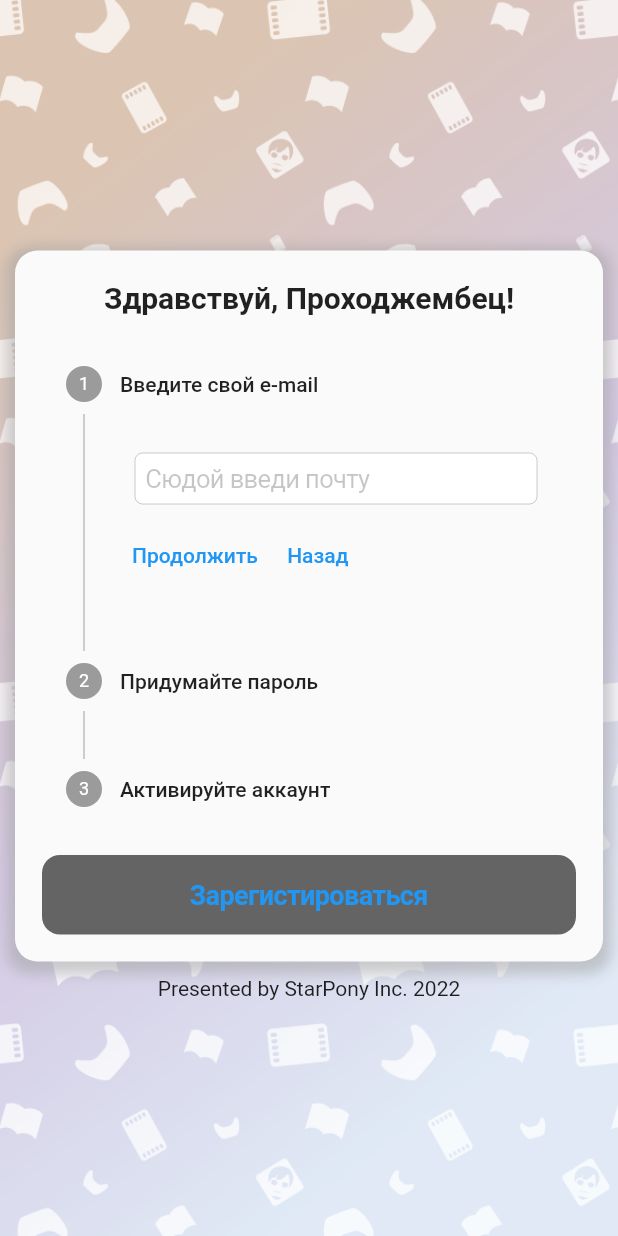
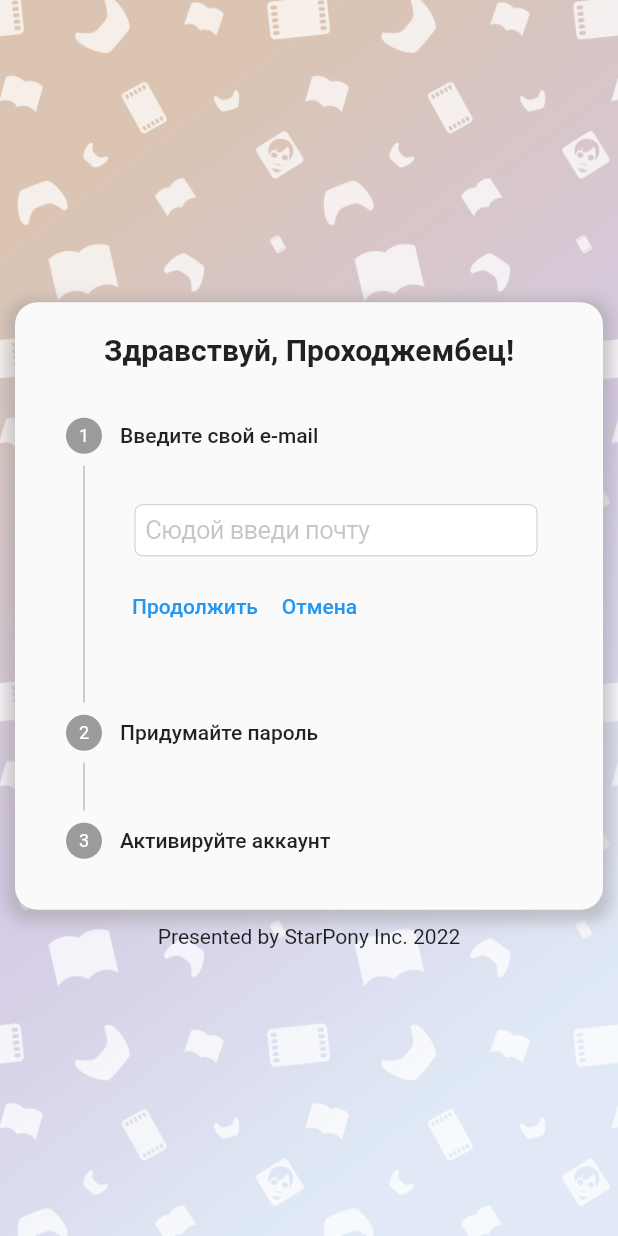
Before and after one commit to Hv4nnadal/prohojemba-mobile-client, a Flutter app: the Register screen opened directly, on a phone screen of 412 x 824 dp. Run offline on Flutter 3.47's test engine with Material 2 defaults, Android fonts, the phone set to English and light mode, and no system bars; network calls fail.

Commit message:
Register page redesign

```diff
--- a/lib/pages/autorization/register.dart
+++ b/lib/pages/autorization/register.dart
@@ -52,8 +52,7 @@ class _RegisterState extends State<Register> {
           child: Column(
             children: [
               _welcomeNote(),
-              _input(),
-              _buttons()
+              _input()
             ],
           ),
         )
@@ -80,13 +79,44 @@ class _RegisterState extends State<Register> {
       (BuildContext context, ControlsDetails details) {
          return Row(
            children: <Widget>[
+             _currentStep == 0 ?
+             Container(
+                child: Row(
+                  children: [
                     TextButton(
                       onPressed: details.onStepContinue,
                       child: Text('Продолжить'),
                     ),
                     TextButton(
+                      onPressed: (){ Navigator.push(context, MaterialPageRoute(builder: (context) => Login())); },
+                      child: Text('Отмена'),
+                    ),
+                  ]
+                )
+             ) : _currentStep == 1 ?
+              Container(
+                child: Row(
+                  children: [
+                    TextButton(
+                      onPressed: details.onStepContinue,
+                      child: Text('Отправить данные'),
+                    ),
+                    TextButton(
                       onPressed: details.onStepCancel,
                       child: Text('Назад'),
+                    ),
+                  ]
+                )
+              ) :
+              Container(
+                child: Row(
+                  children: [
+                    TextButton(
+                      onPressed: (){ Navigator.push(context, MaterialPageRoute(builder: (context) => Login())); },
+                      child: Text('Завершить регистрацию'),
+                    ),
+                  ]
+                )
               ),
            ],
          );
@@ -182,30 +212,6 @@ class _RegisterState extends State<Register> {
     ),
   );
 
-  //Блок с кнопками
-  Widget _buttons() => Column (
-    crossAxisAlignment: CrossAxisAlignment.stretch,
-    children: <Widget> [
-      //Кнопка "Зарегистироваться"
-      Container(
-        child: Padding(
-          padding: const EdgeInsets.all(8.0),
-          child: CupertinoButton(
-          onPressed: (){ Navigator.push(context, MaterialPageRoute(builder: (context) => Login())); },
-          child: Text(
-              "Зарегистироваться",
-              style: TextStyle(
-                fontSize: 18,
-                fontWeight: FontWeight.bold
-              )
-            ),
-            color: Color.fromRGBO(100, 100, 100, 1),
-          ),
-        ),
-      ),
-    ],
-  );
-
   //Поле с дополнительной информацией
   Widget _about() => Text('Presented by StarPony Inc. 2022');
 }
--- a/lib/pages/mainPage.dart
+++ b/lib/pages/mainPage.dart
@@ -23,7 +23,7 @@ class _MyHomePageState extends State<MyHomePage> {
 
   Future<String> _getUserInfo() async {
     var response = await http.get(Uri.parse('https://jsonplaceholder.typicode.com/albums/1'));
-    return User.fromJson(jsonDecode(response.body)).userId;
+    return User.fromJson(jsonDecode(response.body)).userName;
   }
 
   @override
@@ -222,15 +222,15 @@ class _MyHomePageState extends State<MyHomePage> {
 }
 
 class User {
-  final String userId;
+  final String userName;
 
   const User({
-    @required this.userId
+    @required this.userName
   });
 
   factory User.fromJson(Map<String, dynamic> json) {
     return User(
-      userId: json['title']
+      userName: json['title']
     );
   }
 }
```
Lines whose indentation alone changed are shown as unchanged.
